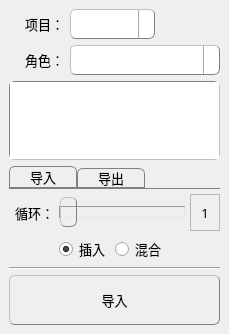
The window that commons/ui/motionLib.ui (lonegather/Barbarian) describes before a commit, drawn with Qt 5.
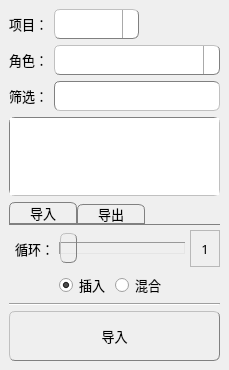
The same window after the commit. Icons and pictures are not drawn.

```diff
--- a/commons/ui/motionLib.ui
+++ b/commons/ui/motionLib.ui
@@ -7,7 +7,7 @@
     <x>0</x>
     <y>0</y>
     <width>229</width>
-    <height>334</height>
+    <height>370</height>
    </rect>
   </property>
   <property name="font">
@@ -193,14 +193,11 @@
    <layout class="QVBoxLayout" name="verticalLayout_2" stretch="0,1,0">
     <item>
      <layout class="QFormLayout" name="formLayout_2">
+      <property name="labelAlignment">
+       <set>Qt::AlignRight|Qt::AlignTrailing|Qt::AlignVCenter</set>
+      </property>
       <item row="0" column="0">
        <widget class="QLabel" name="Label">
-        <property name="minimumSize">
-         <size>
-          <width>55</width>
-          <height>30</height>
-         </size>
-        </property>
         <property name="font">
          <font>
           <family>微软雅黑</family>
@@ -239,12 +236,6 @@
       </item>
       <item row="1" column="0">
        <widget class="QLabel" name="Label_2">
-        <property name="minimumSize">
-         <size>
-          <width>55</width>
-          <height>30</height>
-         </size>
-        </property>
         <property name="font">
          <font>
           <family>微软雅黑</family>
@@ -275,6 +266,38 @@
         </property>
        </widget>
       </item>
+      <item row="2" column="1">
+       <widget class="QLineEdit" name="motionLibLEFilter">
+        <property name="minimumSize">
+         <size>
+          <width>0</width>
+          <height>30</height>
+         </size>
+        </property>
+        <property name="font">
+         <font>
+          <family>微软雅黑</family>
+          <pointsize>10</pointsize>
+         </font>
+        </property>
+       </widget>
+      </item>
+      <item row="2" column="0">
+       <widget class="QLabel" name="label_6">
+        <property name="font">
+         <font>
+          <family>微软雅黑</family>
+          <pointsize>10</pointsize>
+         </font>
+        </property>
+        <property name="text">
+         <string>筛选：</string>
+        </property>
+        <property name="alignment">
+         <set>Qt::AlignRight|Qt::AlignTrailing|Qt::AlignVCenter</set>
+        </property>
+       </widget>
+      </item>
      </layout>
     </item>
     <item>
```
